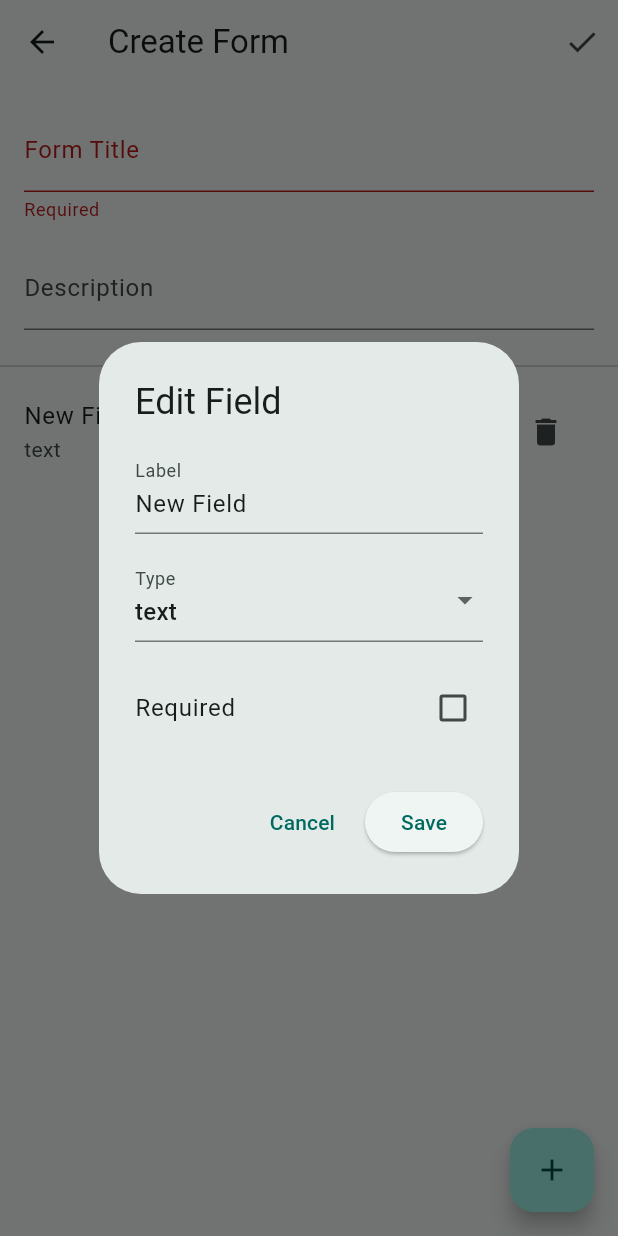
After one commit to Tusharr06/FieldSync, a Flutter app: the FormBuilderScreen screen opened directly, after a tap on the "check" icon, after a tap on the "add" icon, on a phone screen of 412 x 824 dp. The commit adds this screen. Run offline on Flutter 3.47's test engine with Material 3 defaults, Android fonts, the phone set to English and light mode, and no system bars; our stand-ins replace cloud_firestore, connectivity_plus, firebase_auth, firebase_core, flutter_riverpod, hive_flutter; accounts and stored records are empty.

Commit message:
add dynamic form models and persistence

```diff
--- a/lib/features/forms/controller/form_controller.dart
+++ b/lib/features/forms/controller/form_controller.dart
@@ -1,29 +1,13 @@
 import 'package:flutter_riverpod/flutter_riverpod.dart';
 import '../models/form_model.dart';
+import '../models/form_field_model.dart';
+import '../repository/form_repository.dart';
 import '../../submissions/repository/submission_repository.dart';
 import '../../submissions/models/submission_model.dart';
 
-final formListProvider = Provider<List<FormModel>>((ref) {
-  return [
-    FormModel(
-      id: '1',
-      title: 'Pest Scouter',
-      description: 'Record pest activity in the field',
-      fields: ['Pest Type', 'Count', 'Location']
-    ),
-    FormModel(
-      id: '2',
-      title: 'Crop Health Inspector',
-      description: 'General crop health assessment',
-      fields: ['Crop Height (cm)', 'Leaf Color', 'Disease Signs']
-    ),
-    FormModel(
-      id: '3',
-      title: 'Equipment Usage Log',
-      description: 'Track equipment hours and fuel',
-      fields: ['Equipment ID', 'Hours Used', 'Fuel Level (%)']
-    ),
-  ];
+final formListProvider = FutureProvider<List<FormModel>>((ref) async {
+  final repository = ref.watch(formRepositoryProvider);
+  return repository.getAllForms();
 });
 
 final formControllerProvider = Provider((ref) => FormController(ref));
@@ -31,6 +15,40 @@ final formControllerProvider = Provider((ref) => FormController(ref));
 class FormController {
   final Ref _ref;
   FormController(this._ref);
+
+  Future<void> createForm(FormModel form) async {
+    await _ref.read(formRepositoryProvider).saveForm(form);
+    _ref.invalidate(formListProvider);
+  }
+
+  Future<void> seedDebugForms() async {
+    final forms = [
+      FormModel(
+        id: '1',
+        title: 'Pest Scouter',
+        description: 'Record pest activity in the field',
+        fields: [
+          FormFieldModel(id: 'pest_type', label: 'Pest Type', type: FieldType.text, required: true),
+          FormFieldModel(id: 'count', label: 'Count', type: FieldType.number),
+          FormFieldModel(id: 'location', label: 'Location', type: FieldType.text),
+        ]
+      ),
+      FormModel(
+        id: '2',
+        title: 'Crop Health Inspector',
+        description: 'General crop health assessment',
+        fields: [
+          FormFieldModel(id: 'crop_height', label: 'Crop Height (cm)', type: FieldType.number),
+          FormFieldModel(id: 'leaf_color', label: 'Leaf Color', type: FieldType.dropdown, options: ['Green', 'Yellow', 'Brown']),
+          FormFieldModel(id: 'photo', label: 'Photo', type: FieldType.photo),
+        ]
+      ),
+    ];
+
+    for (var form in forms) {
+      await createForm(form);
+    }
+  }
 
   Future<void> submitForm(String formId, Map<String, dynamic> data, {SyncStatus status = SyncStatus.pending}) async {
     final submission = SubmissionModel(
--- /dev/null
+++ b/lib/features/forms/models/form_field_model.dart
@@ -0,0 +1,46 @@
+enum FieldType {
+  text,
+  number,
+  dropdown,
+  date,
+  photo,
+}
+
+class FormFieldModel {
+  final String id;
+  final String label;
+  final FieldType type;
+  final bool required;
+  final List<String>? options;
+
+  FormFieldModel({
+    required this.id,
+    required this.label,
+    required this.type,
+    this.required = false,
+    this.options,
+  });
+
+  Map<String, dynamic> toMap() {
+    return {
+      'id': id,
+      'label': label,
+      'type': type.name,
+      'required': required,
+      'options': options,
+    };
+  }
+
+  factory FormFieldModel.fromMap(Map<String, dynamic> map) {
+    return FormFieldModel(
+      id: map['id'] ?? '',
+      label: map['label'] ?? '',
+      type: FieldType.values.firstWhere(
+        (e) => e.name == map['type'],
+        orElse: () => FieldType.text,
+      ),
+      required: map['required'] ?? false,
+      options: (map['options'] as List<dynamic>?)?.map((e) => e.toString()).toList(),
+    );
+  }
+}
--- a/lib/features/forms/models/form_model.dart
+++ b/lib/features/forms/models/form_model.dart
@@ -1,14 +1,18 @@
+import 'form_field_model.dart';
+
 class FormModel {
   final String id;
   final String title;
   final String description;
-  final List<String> fields;
+  final List<FormFieldModel> fields;
+  final bool isSynced;
 
   FormModel({
     required this.id,
     required this.title,
     required this.description,
     required this.fields,
+    this.isSynced = false,
   });
 
   factory FormModel.fromMap(Map<String, dynamic> map) {
@@ -16,7 +20,17 @@ class FormModel {
       id: map['id'] as String,
       title: map['title'] as String,
       description: map['description'] as String,
-      fields: List<String>.from(map['fields'] ?? []),
+      isSynced: map['isSynced'] ?? false,
+      fields: (map['fields'] as List<dynamic>?)
+              ?.map((x) {
+                if (x is Map) {
+                  return FormFieldModel.fromMap(Map<String, dynamic>.from(x));
+                }
+                return null;
+              })
+              .whereType<FormFieldModel>()
+              .toList() ??
+          [],
     );
   }
 
@@ -25,7 +39,24 @@ class FormModel {
       'id': id,
       'title': title,
       'description': description,
-      'fields': fields,
+      'isSynced': isSynced,
+      'fields': fields.map((x) => x.toMap()).toList(),
     };
   }
+
+  FormModel copyWith({
+    String? id,
+    String? title,
+    String? description,
+    List<FormFieldModel>? fields,
+    bool? isSynced,
+  }) {
+    return FormModel(
+      id: id ?? this.id,
+      title: title ?? this.title,
+      description: description ?? this.description,
+      fields: fields ?? this.fields,
+      isSynced: isSynced ?? this.isSynced,
+    );
+  }
 }
--- /dev/null
+++ b/lib/features/forms/screens/form_builder_screen.dart
@@ -0,0 +1,230 @@
+import 'package:flutter/material.dart';
+import 'package:flutter_riverpod/flutter_riverpod.dart';
+import '../models/form_model.dart';
+import '../models/form_field_model.dart';
+import '../controller/form_controller.dart';
+
+class FormBuilderScreen extends ConsumerStatefulWidget {
+  const FormBuilderScreen({super.key});
+
+  @override
+  ConsumerState<FormBuilderScreen> createState() => _FormBuilderScreenState();
+}
+
+class _FormBuilderScreenState extends ConsumerState<FormBuilderScreen> {
+  final _formKey = GlobalKey<FormState>();
+  final _titleController = TextEditingController();
+  final _descController = TextEditingController();
+  final List<FormFieldModel> _fields = [];
+  bool _isSaving = false;
+
+  void _addField() {
+    setState(() {
+      _fields.add(FormFieldModel(
+        id: 'field_${DateTime.now().millisecondsSinceEpoch}',
+        label: 'New Field',
+        type: FieldType.text,
+      ));
+    });
+    _editField(_fields.length - 1);
+  }
+
+  void _editField(int index) async {
+    final field = _fields[index];
+    final updatedField = await showDialog<FormFieldModel>(
+      context: context,
+      builder: (context) => _FieldEditorDialog(field: field),
+    );
+
+    if (updatedField != null) {
+      setState(() {
+        _fields[index] = updatedField;
+      });
+    }
+  }
+
+  void _removeField(int index) {
+    setState(() {
+      _fields.removeAt(index);
+    });
+  }
+
+  Future<void> _saveForm() async {
+    if (!_formKey.currentState!.validate()) return;
+    if (_fields.isEmpty) {
+      ScaffoldMessenger.of(context).showSnackBar(
+        const SnackBar(content: Text('Please add at least one field')),
+      );
+      return;
+    }
+
+    setState(() => _isSaving = true);
+    try {
+      final form = FormModel(
+        id: DateTime.now().millisecondsSinceEpoch.toString(),
+        title: _titleController.text,
+        description: _descController.text,
+        fields: _fields,
+      );
+
+      await ref.read(formControllerProvider).createForm(form);
+      if (mounted) {
+        Navigator.pop(context);
+      }
+    } catch (e) {
+      if (mounted) {
+        ScaffoldMessenger.of(context).showSnackBar(
+          SnackBar(content: Text('Error saving form: $e')),
+        );
+      }
+    } finally {
+      if (mounted) setState(() => _isSaving = false);
+    }
+  }
+
+  @override
+  Widget build(BuildContext context) {
+    return Scaffold(
+      appBar: AppBar(
+        title: const Text('Create Form'),
+        actions: [
+          IconButton(
+            icon: _isSaving
+              ? const SizedBox(width: 20, height: 20, child: CircularProgressIndicator(color: Colors.white, strokeWidth: 2))
+              : const Icon(Icons.check),
+            onPressed: _isSaving ? null : _saveForm,
+          )
+        ],
+      ),
+      body: Form(
+        key: _formKey,
+        child: Column(
+          children: [
+            Padding(
+              padding: const EdgeInsets.all(16.0),
+              child: Column(
+                children: [
+                  TextFormField(
+                    controller: _titleController,
+                    decoration: const InputDecoration(labelText: 'Form Title'),
+                    validator: (v) => v?.isEmpty == true ? 'Required' : null,
+                  ),
+                  const SizedBox(height: 16),
+                  TextFormField(
+                    controller: _descController,
+                    decoration: const InputDecoration(labelText: 'Description'),
+                  ),
+                ],
+              ),
+            ),
+            const Divider(),
+            Expanded(
+              child: ListView.builder(
+                itemCount: _fields.length,
+                itemBuilder: (context, index) {
+                  final field = _fields[index];
+                  return ListTile(
+                    title: Text(field.label),
+                    subtitle: Text(field.type.name),
+                    trailing: Row(
+                      mainAxisSize: MainAxisSize.min,
+                      children: [
+                        IconButton(icon: const Icon(Icons.edit), onPressed: () => _editField(index)),
+                        IconButton(icon: const Icon(Icons.delete), onPressed: () => _removeField(index)),
+                      ],
+                    ),
+                  );
+                },
+              ),
+            ),
+          ],
+        ),
+      ),
+      floatingActionButton: FloatingActionButton(
+        onPressed: _addField,
+        child: const Icon(Icons.add),
+      ),
+    );
+  }
+}
+
+class _FieldEditorDialog extends StatefulWidget {
+  final FormFieldModel field;
+  const _FieldEditorDialog({required this.field});
+
+  @override
+  State<_FieldEditorDialog> createState() => _FieldEditorDialogState();
+}
+
+class _FieldEditorDialogState extends State<_FieldEditorDialog> {
+  late TextEditingController _labelController;
+  late FieldType _type;
+  late bool _required;
+  late TextEditingController _optionsController;
+
+  @override
+  void initState() {
+    super.initState();
+    _labelController = TextEditingController(text: widget.field.label);
+    _type = widget.field.type;
+    _required = widget.field.required;
+    _optionsController = TextEditingController(text: widget.field.options?.join(', '));
+  }
+
+  @override
+  Widget build(BuildContext context) {
+    return AlertDialog(
+      title: const Text('Edit Field'),
+      content: SingleChildScrollView(
+        child: Column(
+          mainAxisSize: MainAxisSize.min,
+          children: [
+            TextField(
+              controller: _labelController,
+              decoration: const InputDecoration(labelText: 'Label'),
+            ),
+            const SizedBox(height: 16),
+            DropdownButtonFormField<FieldType>(
+              value: _type,
+              decoration: const InputDecoration(labelText: 'Type'),
+              items: FieldType.values.map((t) => DropdownMenuItem(value: t, child: Text(t.name))).toList(),
+              onChanged: (v) => setState(() => _type = v!),
+            ),
+            const SizedBox(height: 16),
+            if (_type == FieldType.dropdown)
+              TextField(
+                controller: _optionsController,
+                decoration: const InputDecoration(labelText: 'Options (comma separated)'),
+              ),
+            CheckboxListTile(
+              title: const Text('Required'),
+              value: _required,
+              onChanged: (v) => setState(() => _required = v!),
+              contentPadding: EdgeInsets.zero,
+            ),
+          ],
+        ),
+      ),
+      actions: [
+        TextButton(onPressed: () => Navigator.pop(context), child: const Text('Cancel')),
+        ElevatedButton(
+          onPressed: () {
+            List<String>? options;
+            if (_type == FieldType.dropdown && _optionsController.text.isNotEmpty) {
+              options = _optionsController.text.split(',').map((e) => e.trim()).toList();
+            }
+
+            Navigator.pop(context, FormFieldModel(
+              id: widget.field.id, // Keep ID
+              label: _labelController.text,
+              type: _type,
+              required: _required,
+              options: options,
+            ));
+          },
+          child: const Text('Save'),
+        ),
+      ],
+    );
+  }
+}
--- a/lib/features/forms/screens/form_fill_screen.dart
+++ b/lib/features/forms/screens/form_fill_screen.dart
@@ -1,6 +1,7 @@
 import 'package:flutter/material.dart';
 import 'package:flutter_riverpod/flutter_riverpod.dart';
 import '../models/form_model.dart';
+import '../models/form_field_model.dart';
 import '../controller/form_controller.dart';
 import '../../submissions/models/submission_model.dart';
 
@@ -13,33 +14,26 @@ class FormFillScreen extends ConsumerStatefulWidget {
 }
 
 class _FormFillScreenState extends ConsumerState<FormFillScreen> {
-  final Map<String, TextEditingController> _controllers = {};
+  final Map<String, dynamic> _formData = {};
+  final _formKey = GlobalKey<FormState>();
   bool _isSubmitting = false;
 
   @override
   void initState() {
     super.initState();
-    for (var field in widget.form.fields) {
-      _controllers[field] = TextEditingController();
-    }
-  }
-
-  @override
-  void dispose() {
-    for (var controller in _controllers.values) {
-      controller.dispose();
-    }
-    super.dispose();
+    // Initialize defaults if needed
   }
 
   Future<void> _submit({bool isDraft = false}) async {
+    if (!isDraft && !_formKey.currentState!.validate()) return;
+
+    _formKey.currentState!.save();
     setState(() => _isSubmitting = true);
-    final data = _controllers.map((key, value) => MapEntry(key, value.text));
 
     try {
       await ref.read(formControllerProvider).submitForm(
         widget.form.id,
-        data,
+        Map<String, dynamic>.from(_formData),
         status: isDraft ? SyncStatus.draft : SyncStatus.pending,
       );
       if (mounted) {
@@ -67,24 +61,21 @@ class _FormFillScreenState extends ConsumerState<FormFillScreen> {
       appBar: AppBar(title: Text(widget.form.title)),
       body: Padding(
         padding: const EdgeInsets.all(16.0),
+        child: Form(
+          key: _formKey,
           child: Column(
             children: [
               Expanded(
-                child: Column(
+                child: ListView(
                   children: widget.form.fields.map((field) {
                     return Padding(
                       padding: const EdgeInsets.only(bottom: 16.0),
-                    child: TextField(
-                      controller: _controllers[field],
-                      decoration: InputDecoration(
-                        labelText: field,
-                        border: const OutlineInputBorder(),
-                      ),
-                    ),
+                      child: _buildFieldWidget(field),
                     );
                   }).toList(),
                 ),
               ),
+              const SizedBox(height: 16),
               SizedBox(
                 width: double.infinity,
                 height: 50,
@@ -111,6 +102,121 @@ class _FormFillScreenState extends ConsumerState<FormFillScreen> {
             ],
           ),
         ),
+      ),
+    );
+  }
+
+  Widget _buildFieldWidget(FormFieldModel field) {
+    switch (field.type) {
+      case FieldType.text:
+        return TextFormField(
+          decoration: InputDecoration(
+            labelText: field.label + (field.required ? ' *' : ''),
+            border: const OutlineInputBorder(),
+          ),
+          validator: (value) {
+            if (field.required && (value == null || value.isEmpty)) {
+              return 'Required';
+            }
+            return null;
+          },
+          onSaved: (value) => _formData[field.label] = value,
+        );
+      case FieldType.number:
+        return TextFormField(
+          decoration: InputDecoration(
+            labelText: field.label + (field.required ? ' *' : ''),
+            border: const OutlineInputBorder(),
+          ),
+          keyboardType: TextInputType.number,
+          validator: (value) {
+            if (field.required && (value == null || value.isEmpty)) {
+              return 'Required';
+            }
+            return null;
+          },
+          onSaved: (value) => _formData[field.label] = value,
+        );
+      case FieldType.dropdown:
+        return DropdownButtonFormField<String>(
+          decoration: InputDecoration(
+            labelText: field.label + (field.required ? ' *' : ''),
+            border: const OutlineInputBorder(),
+          ),
+          items: field.options?.map((opt) => DropdownMenuItem(value: opt, child: Text(opt))).toList(),
+          onChanged: (value) {},
+          validator: (value) {
+            if (field.required && value == null) return 'Required';
+            return null;
+          },
+          onSaved: (value) => _formData[field.label] = value,
+        );
+      case FieldType.date:
+        return FormField<String>(
+          validator: (value) {
+            if (field.required && (value == null || value.isEmpty)) return 'Required';
+            return null;
+          },
+          onSaved: (value) => _formData[field.label] = value,
+          builder: (state) {
+            return Column(
+              crossAxisAlignment: CrossAxisAlignment.start,
+              children: [
+                InputDecorator(
+                  decoration: InputDecoration(
+                    labelText: field.label + (field.required ? ' *' : ''),
+                    border: const OutlineInputBorder(),
+                    errorText: state.errorText,
+                  ),
+                  child: InkWell(
+                    onTap: () async {
+                      final date = await showDatePicker(
+                        context: context,
+                        initialDate: DateTime.now(),
+                        firstDate: DateTime(2000),
+                        lastDate: DateTime(2100),
+                      );
+                      if (date != null) {
+                        final val = date.toIso8601String().split('T')[0];
+                        state.didChange(val);
+                        _formData[field.label] = val; // Direct save for UI update if needed
+                      }
+                    },
+                    child: Text(state.value ?? 'Select Date'),
+                  ),
+                ),
+              ],
+            );
+          },
+        );
+      case FieldType.photo:
+         // Placeholder for Photo - Using simple text for value for now
+        return FormField<String>(
+           onSaved: (value) => _formData[field.label] = value,
+           builder: (state) {
+             return InputDecorator(
+               decoration: InputDecoration(
+                 labelText: field.label,
+                 border: const OutlineInputBorder(),
+               ),
+               child: Row(
+                 children: [
+                   const Icon(Icons.camera_alt),
+                   const SizedBox(width: 8),
+                   Text(state.value ?? 'No photo selected'),
+                   const Spacer(),
+                   TextButton(
+                     onPressed: () {
+                       final val = 'photo_${DateTime.now().millisecondsSinceEpoch}.jpg';
+                       state.didChange(val);
+                     },
+                     child: const Text('Capture (Simulated)'),
+                   )
+                 ],
+               ),
+             );
+           }
         );
     }
   }
+}
--- a/lib/features/submissions/repository/submission_repository.dart
+++ b/lib/features/submissions/repository/submission_repository.dart
@@ -40,6 +40,9 @@ class SubmissionRepository {
     final allData = await _localDatabase.getAll(_boxName);
     return allData.map((data) => SubmissionModel.fromMap(data)).toList();
   }
+  Stream<List<SubmissionModel>> watchSubmissions() {
+    return _localDatabase.watch(_boxName).asyncMap((_) => getAllSubmissions());
+  }
 }
 
 final submissionRepositoryProvider = Provider<SubmissionRepository>((ref) {
--- a/lib/features/submissions/screens/submission_status_screen.dart
+++ b/lib/features/submissions/screens/submission_status_screen.dart
@@ -40,7 +40,10 @@ class _SubmissionStatusScreenState extends ConsumerState<SubmissionStatusScreen>
 
   void _onSubmissionTap(SubmissionModel submission) {
     if (submission.syncStatus == SyncStatus.draft) {
-      final forms = ref.read(formListProvider);
+      final formsAsync = ref.read(formListProvider);
+
+      formsAsync.when(
+        data: (forms) {
           try {
             final form = forms.firstWhere((f) => f.id == submission.formId);
             Navigator.push(
@@ -52,6 +55,14 @@ class _SubmissionStatusScreenState extends ConsumerState<SubmissionStatusScreen>
               SnackBar(content: Text('Form definition not found for ${submission.formId}')),
             );
           }
+        },
+        loading: () => ScaffoldMessenger.of(context).showSnackBar(
+          const SnackBar(content: Text('Forms are still loading...')),
+        ),
+        error: (e, _) => ScaffoldMessenger.of(context).showSnackBar(
+          SnackBar(content: Text('Error loading forms: $e')),
+        ),
+      );
     } else {
       Navigator.push(
         context,
```
Also changed, not shown: lib/core/database/local_database.dart (+7 -0 lines), lib/core/sync/sync_engine.dart (+13 -22 lines), lib/features/forms/repository/form_repository.dart (+53 -24 lines), lib/features/forms/screens/form_list_screen.dart (+33 -11 lines), lib/features/submissions/controller/submission_controller.dart (+7 -2 lines), 1 other file. Lines whose indentation alone changed are shown as unchanged.
